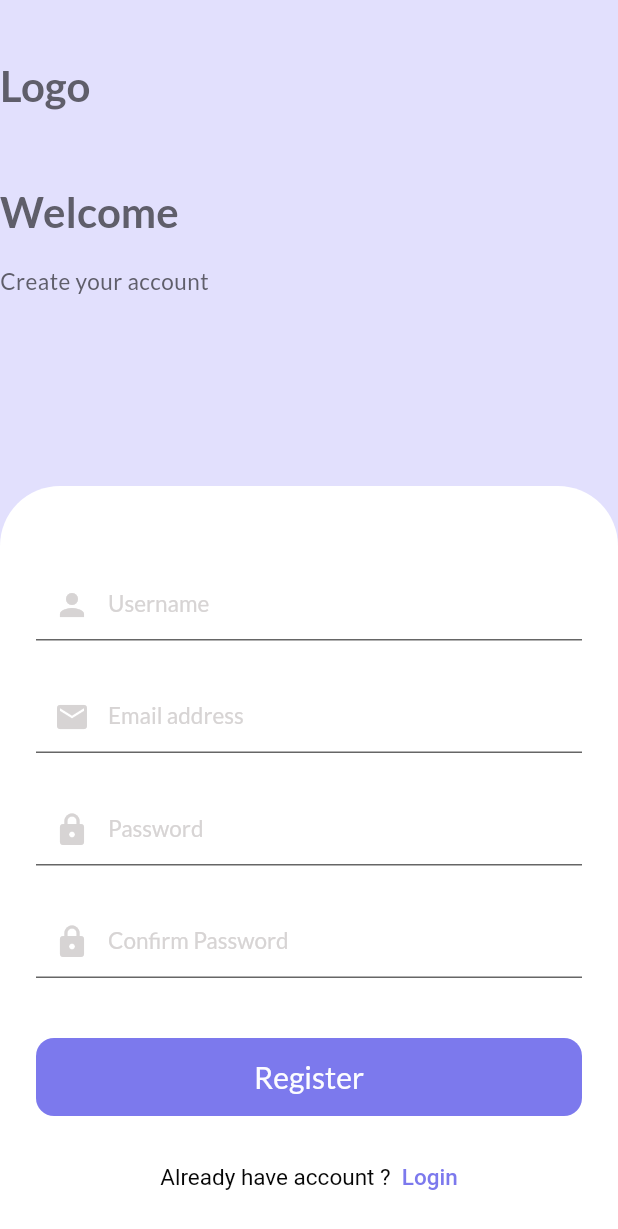
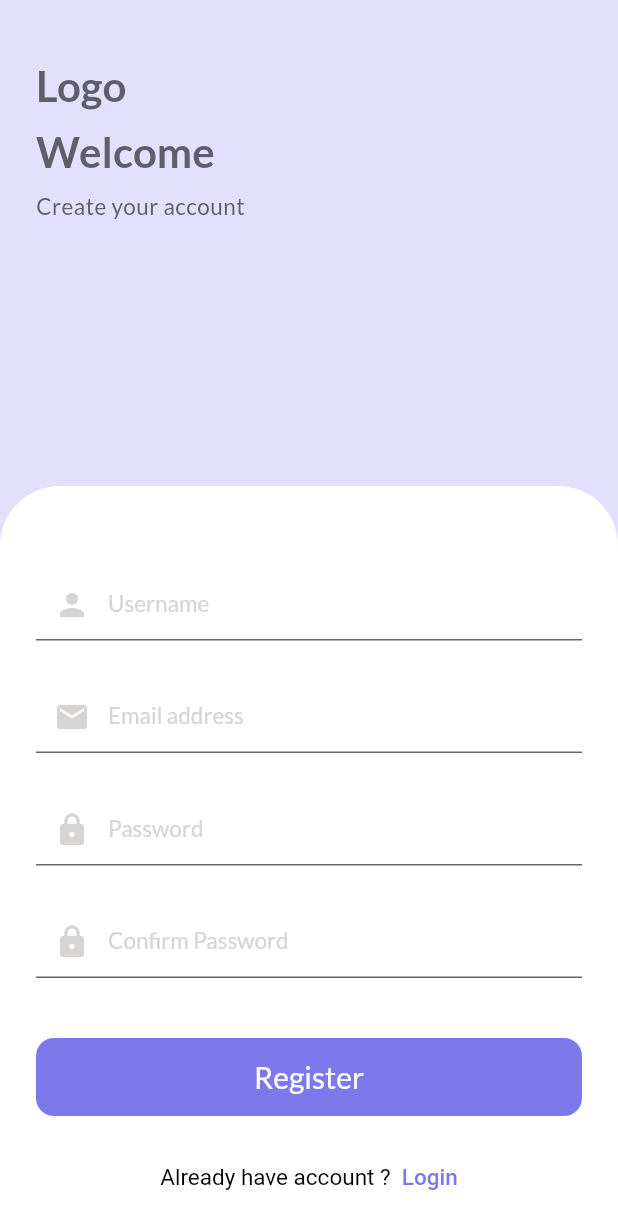
Before and after one commit to sabinalopchan/ecommerce, a Flutter app: the RegisterWidget screen opened directly, on a phone screen of 412 x 824 dp. Shown: the top 1229 px of the screen. Run offline on Flutter 3.47's test engine with Material 2 defaults, Android fonts, the phone set to English and light mode, and no system bars; drawn by our look-alikes of loader_overlay; our stand-ins replace cloud_firestore, firebase_auth, firebase_core, google_fonts; missing offline and left inert: control_style; accounts and stored records are empty.

Commit message:
register

```diff
--- a/lib/feature/customer/widgets/register_widget.dart
+++ b/lib/feature/customer/widgets/register_widget.dart
@@ -52,8 +52,7 @@ class _RegisterWidgetState extends State<RegisterWidget> {
       });
       ScaffoldMessenger.of(context)
           .showSnackBar(SnackBar(content: Text("Registered Successfully")));
-      Navigator.push(
-          context, MaterialPageRoute(builder: (context) => LoginScreen()));
+      Navigator.of(context).pushNamed('/login');
     } catch (err) {
       ScaffoldMessenger.of(context)
           .showSnackBar(SnackBar(content: Text(err.toString())));
@@ -66,8 +65,6 @@ class _RegisterWidgetState extends State<RegisterWidget> {
     final _height = MediaQuery.of(context).size.height;
     return Scaffold(
         backgroundColor: Color(0xFFAE1DFFD),
-        // appBar: AppBar(
-        // ),
         body: SingleChildScrollView(
           child: Container(
               height: _height,
@@ -77,20 +74,28 @@ class _RegisterWidgetState extends State<RegisterWidget> {
                   SizedBox(
                     height: MediaQuery.of(context).viewPadding.top + 40,
                   ),
+                  Container(
+                    padding: EdgeInsets.symmetric(horizontal: 24),
+                    child: Column(
+                      crossAxisAlignment: CrossAxisAlignment.start,
+                      children: [
                         Text("Logo",
                             style: TextStyle(
                               color: CustomTheme.darkGray,
                               fontSize: 28,
                               fontWeight: FontWeight.bold,
                             )),
-                  Container(
-                    padding: EdgeInsets.only(top: 50, bottom: 20),
-                    child: Text("Welcome ",
+                        SizedBox(
+                          height: 10,
+                        ),
+                        Text("Welcome ",
                             style: TextStyle(
                               color: CustomTheme.darkGray,
                               fontSize: 28,
                               fontWeight: FontWeight.bold,
                             )),
+                        SizedBox(
+                          height: 10,
                         ),
                         Text(
                           "Create your account",
@@ -101,7 +106,9 @@ class _RegisterWidgetState extends State<RegisterWidget> {
                             color: CustomTheme.darkGray,
                           ),
                         ),
-                  // SizedBox(height: 15),
+                      ],
+                    ),
+                  ),
                   Spacer(),
                   Stack(
                     children: [
--- a/lib/models/user_model.dart
+++ b/lib/models/user_model.dart
@@ -29,15 +29,15 @@ class UserModel {
         email: json["email"],
         password: json["password"],
       );
-  factory UserModel.fromFirebaseSnapshot(
-          DocumentSnapshot<Map<String, dynamic>> json) =>
-      UserModel(
-        userId: json["user_id"],
-        fcmToken: json["fcm_token"],
-        username: json["username"],
-        email: json["email"],
-        password: json["password"],
-      );
+  // factory UserModel.fromFirebaseSnapshot(
+  //         DocumentSnapshot<Map<String, dynamic>> json) =>
+  //     UserModel(
+  //       userId: json["user_id"],
+  //       fcmToken: json["fcm_token"],
+  //       username: json["username"],
+  //       email: json["email"],
+  //       password: json["password"],
+  //     );
 
   Map<String, dynamic> toJson() => {
         "user_id": userId,
```
Also changed, not shown: lib/feature/customer/widgets/login_widget.dart (+1 -6 lines), lib/main.dart (+7 -1 lines), 1 other file. Lines whose indentation alone changed are shown as unchanged.
